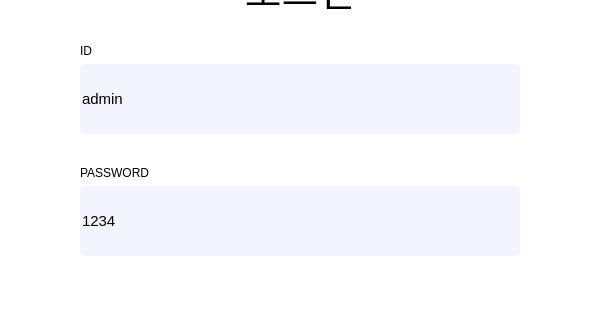
Before: the Qt Designer form code/front/ui/notice_board.ui in guaba98/TeamCollaborationTool, drawn with Qt 5; both pictures show x 260 to 860 and y 135 to 455 of the 1120 by 630 pixel window.
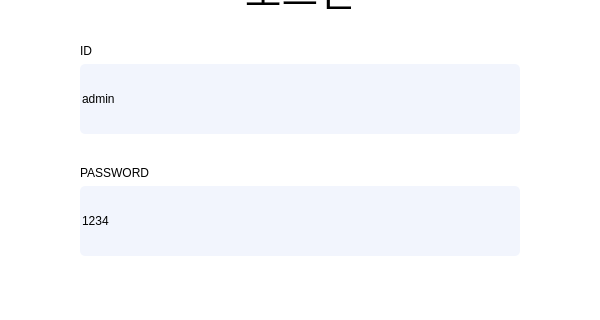
After: the same form once the commit is applied. The open tabs and pages were chosen to show the change.

```diff
--- a/code/front/ui/notice_board.ui
+++ b/code/front/ui/notice_board.ui
@@ -152,11 +152,6 @@
               <height>70</height>
              </size>
             </property>
-            <property name="font">
-             <font>
-              <pointsize>11</pointsize>
-             </font>
-            </property>
             <property name="styleSheet">
              <string notr="true"/>
             </property>
@@ -198,11 +193,6 @@
               <height>70</height>
              </size>
             </property>
-            <property name="font">
-             <font>
-              <pointsize>11</pointsize>
-             </font>
-            </property>
             <property name="styleSheet">
              <string notr="true"/>
             </property>
```
Left out of the diff: 4 changed lines with no effect on the pictures.
